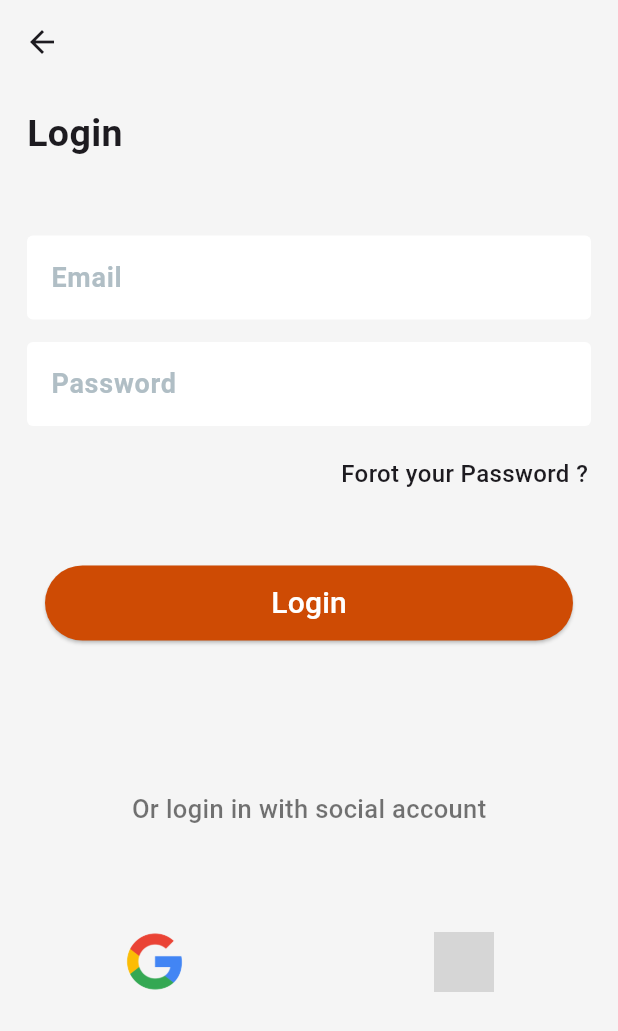
After one commit to AhmedMahrous0023/elgasmy_food_app, a Flutter app: the screen it shows after launch, after a tap on "Already have an account?", on a phone screen of 412 x 824 dp. The commit adds this screen. Shown: the top 1031 px of the screen. Run offline on Flutter 3.47's test engine with Material 3 defaults, Android fonts, the phone set to English and light mode, and no system bars; grey boxes are pictures that could not be loaded.

Commit message:
sign in screen finish design

```diff
--- /dev/null
+++ b/lib/views/login pages/screens/signin_screen.dart
@@ -0,0 +1,97 @@
+import 'package:flutter/material.dart';
+import 'package:gasmy_food_app/views/login%20pages/components/my_text_field.dart';
+
+class SignInScreen extends StatefulWidget {
+  const SignInScreen({super.key});
+
+  @override
+  State<SignInScreen> createState() => _SignInScreenState();
+}
+
+class _SignInScreenState extends State<SignInScreen> {
+  TextEditingController _emailController = TextEditingController();
+  TextEditingController _passwordController = TextEditingController();
+
+  @override
+  void dispose() {
+    _emailController.dispose();
+    _passwordController.dispose();
+    super.dispose();
+  }
+
+  @override
+  Widget build(BuildContext context) {
+    return Scaffold(
+      backgroundColor: Theme.of(context).primaryColor,
+      appBar: AppBar(),
+      body: SingleChildScrollView(
+        child: Column(
+          crossAxisAlignment: CrossAxisAlignment.start,
+          children: [
+            Padding(
+              padding: const EdgeInsets.only(top: 15, left: 18),
+              child: Text(
+                "Login",
+                style: TextStyle(fontSize: 25, fontWeight: FontWeight.bold),
+              ),
+            ),
+            Padding(
+              padding: const EdgeInsets.only(top: 50, left: 18, right: 18),
+              child: MyTextField(label: "Email", controller: _emailController),
+            ),
+            Padding(
+              padding: const EdgeInsets.only(top: 15, left: 18, right: 18),
+              child:
+                  MyTextField(label: "Password", controller: _passwordController),
+            ),
+            Padding(
+              padding: const EdgeInsets.all(20),
+              child: Row(
+                mainAxisAlignment: MainAxisAlignment.end,
+                children: [
+                  Text(
+                    "Forot your Password ?",
+                    style: TextStyle(fontSize: 16, fontWeight: FontWeight.w500),
+                  )
+                ],
+              ),
+            ),
+             Padding(
+                padding: const EdgeInsets.all(30),
+                child: Center(
+                    child: ElevatedButton(
+                        style: ElevatedButton.styleFrom(
+                            fixedSize: Size(370, 50),
+                            backgroundColor: Color.fromARGB(255, 206, 75, 4),
+                            foregroundColor: Colors.white),
+                        onPressed: () {},
+                        child: Text(
+                          "Login",
+                          style: TextStyle(fontSize: 20),
+                        ))),
+              ),
+               Padding(
+                padding: const EdgeInsets.all(70),
+                child: Center(
+                    child: Text(
+                  "Or login in with social account",
+                  style: TextStyle(
+                      fontWeight: FontWeight.w500,
+                      color: Colors.black54,
+                      fontSize: 17),
+                )),
+              ),
+              Row(
+                mainAxisAlignment: MainAxisAlignment.spaceAround,
+                children: [
+                  Image.asset("images/new-google-favicon-512.png",width: 40,),
+                  Image.asset(
+                      "images/facebook-logo-icon-vector-27990381-e1592215786624.jpg",width: 40,)
+                ],
+              )
+          ],
+        ),
+      ),
+    );
+  }
+}
--- a/lib/views/login pages/screens/signup_screen.dart
+++ b/lib/views/login pages/screens/signup_screen.dart
@@ -1,5 +1,6 @@
 import 'package:flutter/material.dart';
 import 'package:gasmy_food_app/views/login%20pages/components/my_text_field.dart';
+import 'package:gasmy_food_app/views/login%20pages/screens/signin_screen.dart';
 
 class SignUpScreen extends StatefulWidget {
   const SignUpScreen({super.key});
@@ -63,10 +64,13 @@ class _SignUpScreenState extends State<SignUpScreen> {
               child: Row(
                 mainAxisAlignment: MainAxisAlignment.end,
                 children: [
-                  Text(
+                  TextButton(onPressed: (){
+                    Navigator.of(context).push(MaterialPageRoute(builder: (context)=>SignInScreen()));
+                  }, child:Text(
                     "Already have an account?",
                     style: TextStyle(fontSize: 16, fontWeight: FontWeight.w500),
-                  ),
+                  ), )
+
                 ],
               ),
             ),
```
